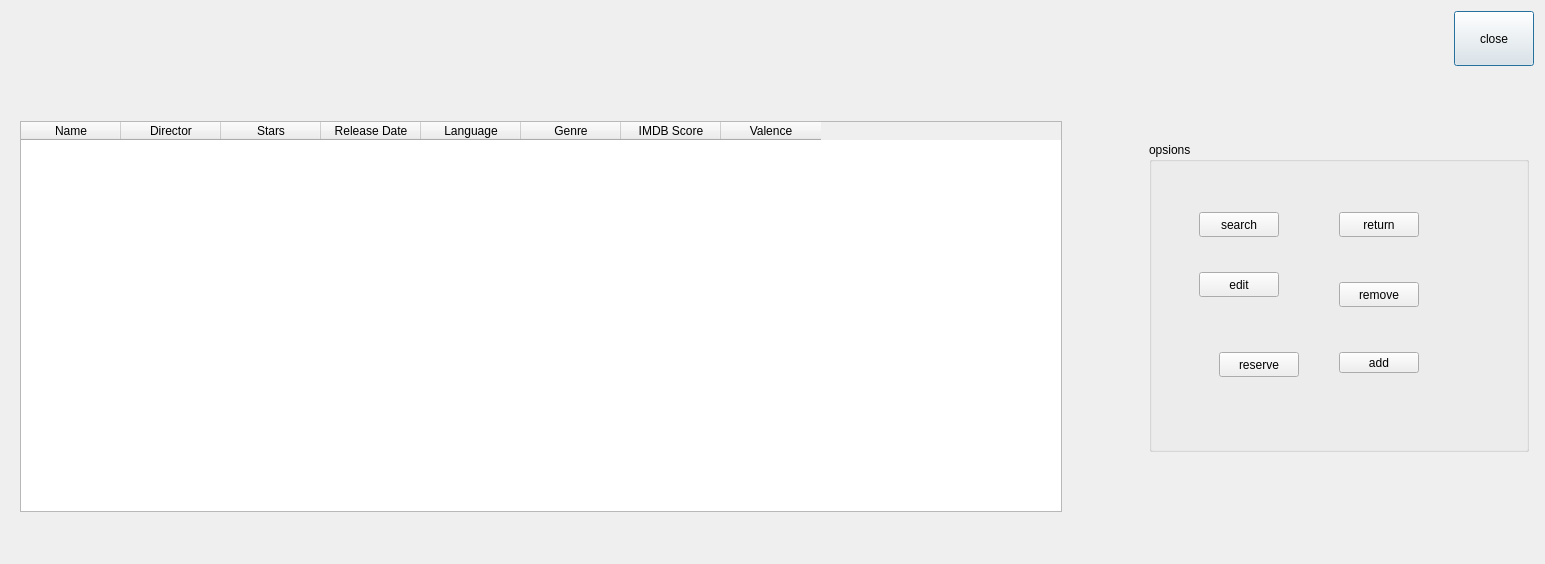
Above: home.ui from EotDc35F/project before the change. Below: the same form after it.
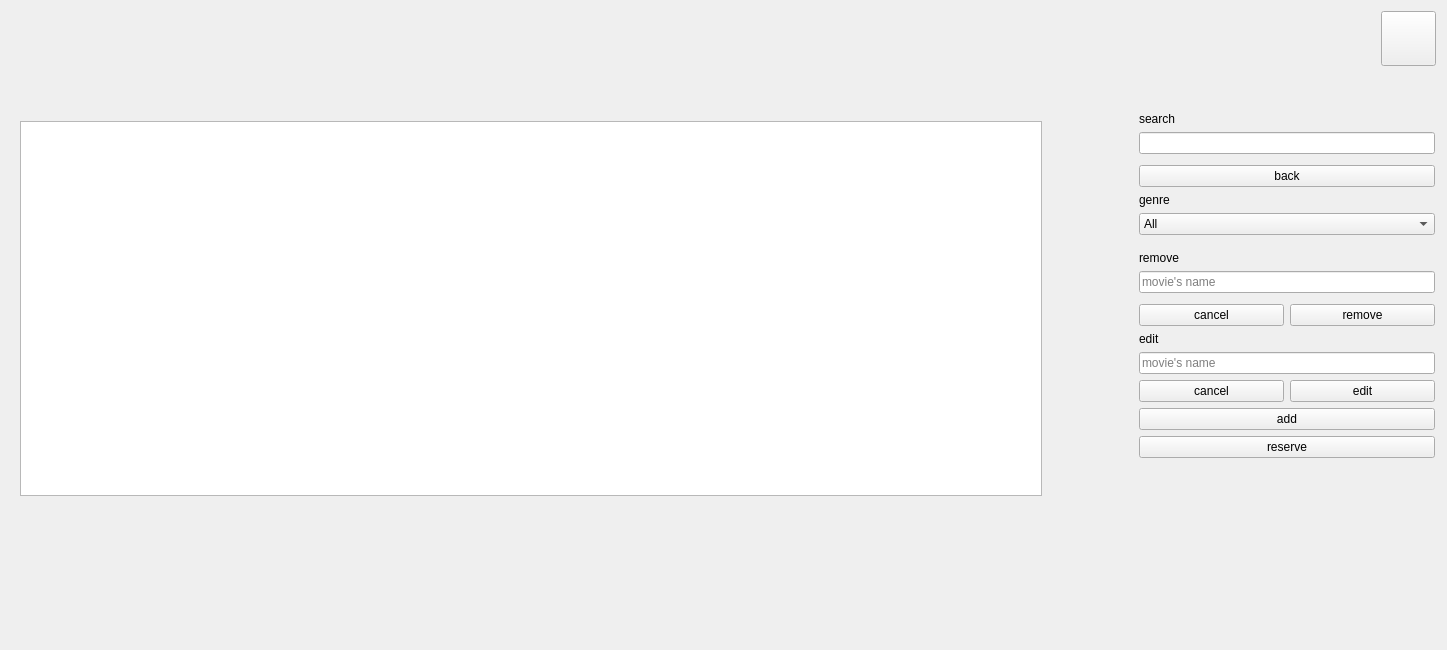
That is the form after the change. Icons and pictures are not drawn.

```diff
--- a/home.ui
+++ b/home.ui
@@ -6,8 +6,8 @@
    <rect>
     <x>0</x>
     <y>0</y>
-    <width>1545</width>
-    <height>564</height>
+    <width>1447</width>
+    <height>650</height>
    </rect>
   </property>
   <property name="sizePolicy">
@@ -44,7 +44,14 @@
         </size>
        </property>
        <property name="text">
-        <string>close</string>
+        <string/>
+       </property>
+       <property name="icon">
+        <iconset resource="icon.qrc">
+         <normaloff>:/close/iconfinder_3671740_close_icon_512px.png</normaloff>:/close/iconfinder_3671740_close_icon_512px.png</iconset>
+       </property>
+       <property name="autoDefault">
+        <bool>false</bool>
        </property>
       </widget>
      </item>
@@ -94,6 +101,9 @@
         </property>
         <item>
          <widget class="QTableWidget" name="tableWidget">
+          <property name="enabled">
+           <bool>true</bool>
+          </property>
           <property name="sizePolicy">
            <sizepolicy hsizetype="Fixed" vsizetype="Fixed">
             <horstretch>0</horstretch>
@@ -102,8 +112,8 @@
           </property>
           <property name="minimumSize">
            <size>
-            <width>1042</width>
-            <height>391</height>
+            <width>1022</width>
+            <height>375</height>
            </size>
           </property>
           <property name="sizeIncrement">
@@ -118,57 +128,179 @@
             <height>0</height>
            </size>
           </property>
+          <property name="font">
+           <font>
+            <pointsize>10</pointsize>
+            <weight>50</weight>
+            <bold>false</bold>
+            <kerning>true</kerning>
+           </font>
+          </property>
+          <property name="mouseTracking">
+           <bool>false</bool>
+          </property>
+          <property name="toolTip">
+           <string/>
+          </property>
+          <property name="layoutDirection">
+           <enum>Qt::LeftToRight</enum>
+          </property>
           <property name="autoFillBackground">
            <bool>false</bool>
           </property>
           <property name="frameShadow">
            <enum>QFrame::Sunken</enum>
           </property>
+          <property name="lineWidth">
+           <number>2</number>
+          </property>
           <property name="midLineWidth">
            <number>1</number>
           </property>
+          <property name="sizeAdjustPolicy">
+           <enum>QAbstractScrollArea::AdjustIgnored</enum>
+          </property>
+          <property name="editTriggers">
+           <set>QAbstractItemView::NoEditTriggers</set>
+          </property>
+          <property name="textElideMode">
+           <enum>Qt::ElideMiddle</enum>
+          </property>
+          <property name="showGrid">
+           <bool>true</bool>
+          </property>
           <property name="sortingEnabled">
            <bool>true</bool>
           </property>
+          <attribute name="horizontalHeaderVisible">
+           <bool>false</bool>
+          </attribute>
+          <attribute name="horizontalHeaderCascadingSectionResizes">
+           <bool>true</bool>
+          </attribute>
+          <attribute name="horizontalHeaderMinimumSectionSize">
+           <number>46</number>
+          </attribute>
+          <attribute name="horizontalHeaderHighlightSections">
+           <bool>false</bool>
+          </attribute>
+          <attribute name="horizontalHeaderShowSortIndicator" stdset="0">
+           <bool>false</bool>
+          </attribute>
+          <attribute name="horizontalHeaderStretchLastSection">
+           <bool>false</bool>
+          </attribute>
+          <attribute name="verticalHeaderVisible">
+           <bool>false</bool>
+          </attribute>
+          <attribute name="verticalHeaderCascadingSectionResizes">
+           <bool>true</bool>
+          </attribute>
+          <attribute name="verticalHeaderMinimumSectionSize">
+           <number>37</number>
+          </attribute>
+          <attribute name="verticalHeaderDefaultSectionSize">
+           <number>29</number>
+          </attribute>
+          <attribute name="verticalHeaderHighlightSections">
+           <bool>false</bool>
+          </attribute>
+          <attribute name="verticalHeaderShowSortIndicator" stdset="0">
+           <bool>false</bool>
+          </attribute>
+          <attribute name="verticalHeaderStretchLastSection">
+           <bool>false</bool>
+          </attribute>
           <column>
            <property name="text">
             <string>Name</string>
            </property>
+           <property name="whatsThis">
+            <string/>
+           </property>
+           <property name="font">
+            <font>
+             <weight>75</weight>
+             <bold>true</bold>
+            </font>
+           </property>
           </column>
           <column>
            <property name="text">
             <string>Director</string>
            </property>
+           <property name="font">
+            <font>
+             <weight>75</weight>
+             <bold>true</bold>
+            </font>
+           </property>
           </column>
           <column>
            <property name="text">
             <string>Stars</string>
            </property>
+           <property name="font">
+            <font>
+             <weight>75</weight>
+             <bold>true</bold>
+            </font>
+           </property>
           </column>
           <column>
            <property name="text">
             <string>Release Date</string>
            </property>
+           <property name="font">
+            <font>
+             <weight>75</weight>
+             <bold>true</bold>
+            </font>
+           </property>
           </column>
           <column>
            <property name="text">
             <string>Language</string>
            </property>
+           <property name="font">
+            <font>
+             <weight>75</weight>
+             <bold>true</bold>
+            </font>
+           </property>
           </column>
           <column>
            <property name="text">
             <string>Genre</string>
            </property>
+           <property name="font">
+            <font>
+             <weight>75</weight>
+             <bold>true</bold>
+            </font>
+           </property>
           </column>
           <column>
            <property name="text">
             <string>IMDB Score</string>
            </property>
+           <property name="font">
+            <font>
+             <weight>75</weight>
+             <bold>true</bold>
+            </font>
+           </property>
           </column>
           <column>
            <property name="text">
             <string>Valence</string>
            </property>
+           <property name="font">
+            <font>
+             <weight>75</weight>
+             <bold>true</bold>
+            </font>
+           </property>
           </column>
          </widget>
         </item>
@@ -192,132 +324,337 @@
       </spacer>
      </item>
      <item>
-      <widget class="QWidget" name="" native="true">
+      <widget class="QWidget" name="widget" native="true">
        <layout class="QVBoxLayout" name="verticalLayout_6">
         <property name="leftMargin">
          <number>1</number>
         </property>
         <property name="topMargin">
-         <number>1</number>
+         <number>0</number>
         </property>
         <property name="rightMargin">
          <number>1</number>
         </property>
         <property name="bottomMargin">
-         <number>1</number>
+         <number>0</number>
         </property>
         <item>
-         <widget class="QGroupBox" name="groupBox">
-          <property name="sizePolicy">
-           <sizepolicy hsizetype="Fixed" vsizetype="Fixed">
-            <horstretch>0</horstretch>
-            <verstretch>0</verstretch>
-           </sizepolicy>
+         <layout class="QVBoxLayout" name="verticalLayout_2">
+          <property name="topMargin">
+           <number>0</number>
           </property>
-          <property name="minimumSize">
-           <size>
-            <width>380</width>
-            <height>310</height>
-           </size>
+          <property name="bottomMargin">
+           <number>0</number>
           </property>
-          <property name="title">
-           <string>opsions</string>
-          </property>
-          <widget class="QPushButton" name="search">
-           <property name="geometry">
-            <rect>
-             <x>50</x>
-             <y>70</y>
-             <width>80</width>
-             <height>25</height>
-            </rect>
-           </property>
-           <property name="text">
-            <string>search</string>
-           </property>
-          </widget>
-          <widget class="QPushButton" name="return_2">
-           <property name="geometry">
-            <rect>
-             <x>190</x>
-             <y>70</y>
-             <width>80</width>
-             <height>25</height>
-            </rect>
-           </property>
-           <property name="text">
-            <string>return</string>
-           </property>
-          </widget>
-          <widget class="QPushButton" name="edit">
-           <property name="geometry">
-            <rect>
-             <x>50</x>
-             <y>130</y>
-             <width>80</width>
-             <height>25</height>
-            </rect>
-           </property>
-           <property name="text">
-            <string>edit</string>
-           </property>
-          </widget>
-          <widget class="QPushButton" name="remove">
-           <property name="geometry">
-            <rect>
-             <x>190</x>
-             <y>140</y>
-             <width>80</width>
-             <height>25</height>
-            </rect>
-           </property>
-           <property name="text">
-            <string>remove</string>
-           </property>
-          </widget>
-          <widget class="QPushButton" name="reserve">
-           <property name="geometry">
-            <rect>
-             <x>70</x>
-             <y>210</y>
-             <width>80</width>
-             <height>25</height>
-            </rect>
-           </property>
-           <property name="text">
-            <string>reserve</string>
-           </property>
-          </widget>
-          <widget class="QPushButton" name="add">
-           <property name="geometry">
-            <rect>
-             <x>190</x>
-             <y>210</y>
-             <width>80</width>
-             <height>21</height>
-            </rect>
-           </property>
-           <property name="text">
-            <string>add</string>
-           </property>
-          </widget>
-         </widget>
-        </item>
-        <item>
-         <spacer name="verticalSpacer_3">
-          <property name="orientation">
-           <enum>Qt::Vertical</enum>
-          </property>
-          <property name="sizeType">
-           <enum>QSizePolicy::Fixed</enum>
-          </property>
-          <property name="sizeHint" stdset="0">
-           <size>
-            <width>20</width>
-            <height>50</height>
-           </size>
-          </property>
-         </spacer>
+          <item>
+           <widget class="QLabel" name="label">
+            <property name="text">
+             <string>search</string>
+            </property>
+            <property name="margin">
+             <number>1</number>
+            </property>
+           </widget>
+          </item>
+          <item>
+           <widget class="QLineEdit" name="lineEdit"/>
+          </item>
+          <item>
+           <spacer name="verticalSpacer_9">
+            <property name="orientation">
+             <enum>Qt::Vertical</enum>
+            </property>
+            <property name="sizeType">
+             <enum>QSizePolicy::Fixed</enum>
+            </property>
+            <property name="sizeHint" stdset="0">
+             <size>
+              <width>20</width>
+              <height>5</height>
+             </size>
+            </property>
+           </spacer>
+          </item>
+          <item>
+           <layout class="QHBoxLayout" name="horizontalLayout_4">
+            <property name="topMargin">
+             <number>0</number>
+            </property>
+            <property name="bottomMargin">
+             <number>0</number>
+            </property>
+            <item>
+             <widget class="QPushButton" name="back">
+              <property name="text">
+               <string>back</string>
+              </property>
+              <property name="autoDefault">
+               <bool>false</bool>
+              </property>
+             </widget>
+            </item>
+           </layout>
+          </item>
+          <item>
+           <layout class="QVBoxLayout" name="verticalLayout_3">
+            <property name="topMargin">
+             <number>0</number>
+            </property>
+            <property name="bottomMargin">
+             <number>0</number>
+            </property>
+            <item>
+             <widget class="QLabel" name="label_2">
+              <property name="text">
+               <string>genre</string>
+              </property>
+              <property name="margin">
+               <number>1</number>
+              </property>
+             </widget>
+            </item>
+            <item>
+             <widget class="QComboBox" name="comboBox">
+              <item>
+               <property name="text">
+                <string>All</string>
+               </property>
+              </item>
+              <item>
+               <property name="text">
+                <string>Drama</string>
+               </property>
+              </item>
+              <item>
+               <property name="text">
+                <string>Action</string>
+               </property>
+              </item>
+              <item>
+               <property name="text">
+                <string>Mystery</string>
+               </property>
+              </item>
+              <item>
+               <property name="text">
+                <string>Romance</string>
+               </property>
+              </item>
+              <item>
+               <property name="text">
+                <string>Comedy</string>
+               </property>
+              </item>
+              <item>
+               <property name="text">
+                <string>Crime</string>
+               </property>
+              </item>
+              <item>
+               <property name="text">
+                <string>War</string>
+               </property>
+              </item>
+              <item>
+               <property name="text">
+                <string>Sci_Fi</string>
+               </property>
+              </item>
+              <item>
+               <property name="text">
+                <string>Thriller</string>
+               </property>
+              </item>
+             </widget>
+            </item>
+            <item>
+             <spacer name="verticalSpacer_5">
+              <property name="orientation">
+               <enum>Qt::Vertical</enum>
+              </property>
+              <property name="sizeType">
+               <enum>QSizePolicy::Fixed</enum>
+              </property>
+              <property name="sizeHint" stdset="0">
+               <size>
+                <width>20</width>
+                <height>10</height>
+               </size>
+              </property>
+             </spacer>
+            </item>
+           </layout>
+          </item>
+          <item>
+           <layout class="QVBoxLayout" name="verticalLayout_4">
+            <property name="topMargin">
+             <number>0</number>
+            </property>
+            <property name="bottomMargin">
+             <number>0</number>
+            </property>
+            <item>
+             <widget class="QLabel" name="label_3">
+              <property name="text">
+               <string>remove</string>
+              </property>
+              <property name="margin">
+               <number>1</number>
+              </property>
+             </widget>
+            </item>
+            <item>
+             <widget class="QLineEdit" name="lremove">
+              <property name="toolTip">
+               <string/>
+              </property>
+              <property name="accessibleDescription">
+               <string/>
+              </property>
+              <property name="inputMethodHints">
+               <set>Qt::ImhNone</set>
+              </property>
+              <property name="inputMask">
+               <string/>
+              </property>
+              <property name="readOnly">
+               <bool>false</bool>
+              </property>
+              <property name="placeholderText">
+               <string>movie's name</string>
+              </property>
+             </widget>
+            </item>
+           </layout>
+          </item>
+          <item>
+           <spacer name="verticalSpacer_10">
+            <property name="orientation">
+             <enum>Qt::Vertical</enum>
+            </property>
+            <property name="sizeType">
+             <enum>QSizePolicy::Fixed</enum>
+            </property>
+            <property name="sizeHint" stdset="0">
+             <size>
+              <width>20</width>
+              <height>5</height>
+             </size>
+            </property>
+           </spacer>
+          </item>
+          <item>
+           <layout class="QHBoxLayout" name="horizontalLayout_6">
+            <property name="topMargin">
+             <number>0</number>
+            </property>
+            <item>
+             <widget class="QPushButton" name="pushButton">
+              <property name="text">
+               <string>cancel</string>
+              </property>
+              <property name="autoDefault">
+               <bool>false</bool>
+              </property>
+             </widget>
+            </item>
+            <item>
+             <widget class="QPushButton" name="remove">
+              <property name="text">
+               <string>remove</string>
+              </property>
+              <property name="autoDefault">
+               <bool>false</bool>
+              </property>
+             </widget>
+            </item>
+           </layout>
+          </item>
+          <item>
+           <layout class="QGridLayout" name="gridLayout_3">
+            <property name="topMargin">
+             <number>0</number>
+            </property>
+            <item row="4" column="0">
+             <widget class="QPushButton" name="reserve">
+              <property name="text">
+               <string>reserve</string>
+              </property>
+              <property name="autoDefault">
+               <bool>false</bool>
+              </property>
+             </widget>
+            </item>
+            <item row="0" column="0">
+             <widget class="QLabel" name="label_4">
+              <property name="text">
+               <string>edit</string>
+              </property>
+              <property name="margin">
+               <number>1</number>
+              </property>
+             </widget>
+            </item>
+            <item row="3" column="0">
+             <widget class="QPushButton" name="add">
+              <property name="text">
+               <string>add</string>
+              </property>
+              <property name="autoDefault">
+               <bool>false</bool>
+              </property>
+             </widget>
+            </item>
+            <item row="1" column="0">
+             <widget class="QLineEdit" name="ledit">
+              <property name="placeholderText">
+               <string>movie's name</string>
+              </property>
+             </widget>
+            </item>
+            <item row="2" column="0">
+             <layout class="QHBoxLayout" name="horizontalLayout_2">
+              <property name="topMargin">
+               <number>0</number>
+              </property>
+              <item>
+               <widget class="QPushButton" name="cancel">
+                <property name="text">
+                 <string>cancel</string>
+                </property>
+                <property name="autoDefault">
+                 <bool>false</bool>
+                </property>
+               </widget>
+              </item>
+              <item>
+               <widget class="QPushButton" name="edit">
+                <property name="text">
+                 <string>edit</string>
+                </property>
+                <property name="autoDefault">
+                 <bool>false</bool>
+                </property>
+               </widget>
+              </item>
+             </layout>
+            </item>
+           </layout>
+          </item>
+          <item>
+           <spacer name="verticalSpacer_3">
+            <property name="orientation">
+             <enum>Qt::Vertical</enum>
+            </property>
+            <property name="sizeHint" stdset="0">
+             <size>
+              <width>20</width>
+              <height>40</height>
+             </size>
+            </property>
+           </spacer>
+          </item>
+         </layout>
         </item>
        </layout>
       </widget>
```
Left out of the diff: 4 changed lines with no effect on the pictures.
